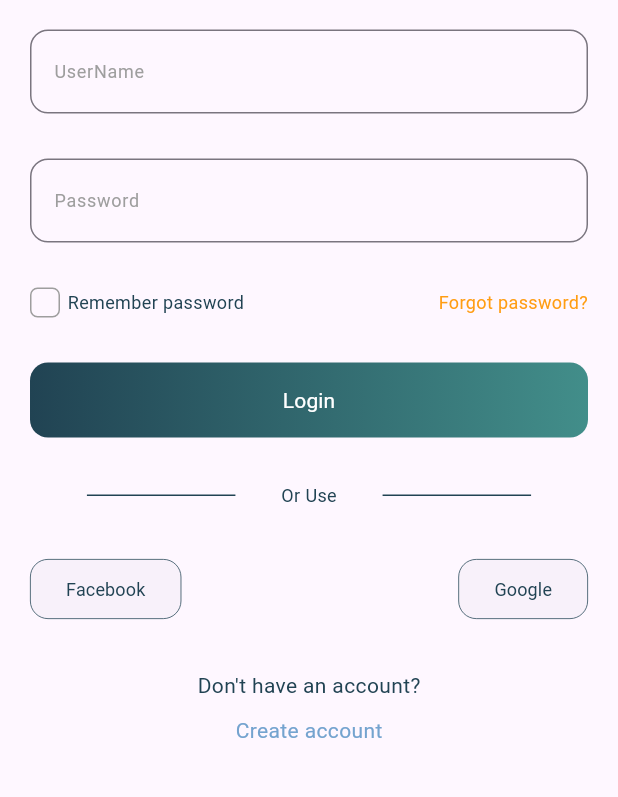
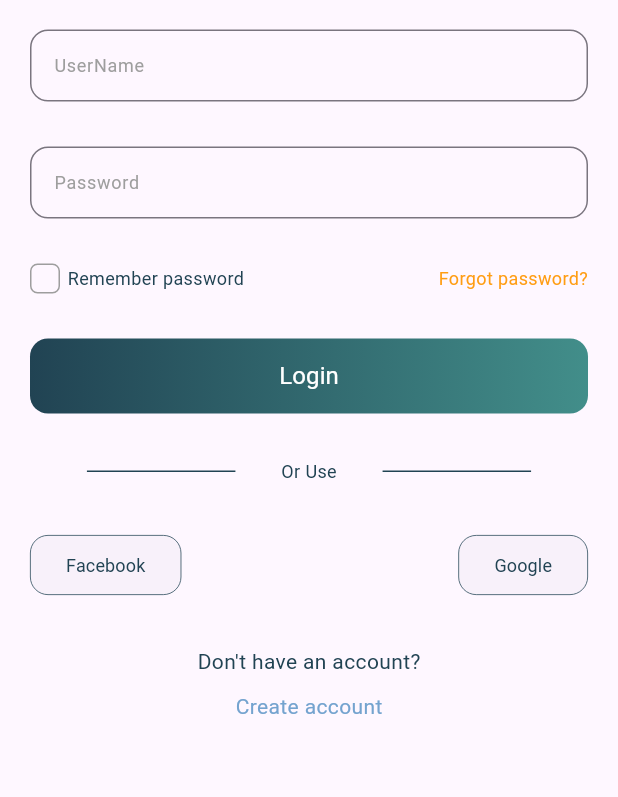
Before and after one commit to ENSIA-AI/Wise-Dose, a Flutter app: the screen it shows after launch, on a phone screen of 412 x 824 dp, the part 200-997 px from its top. Run offline on Flutter 3.47's test engine with Material 3 defaults, Android fonts, the phone set to English and light mode, and no system bars; our stand-ins replace flutter_svg, numberpicker.

Commit message:
added more customization to the button and textfield

```diff
--- a/lib/views/widgets/gradient_button.dart
+++ b/lib/views/widgets/gradient_button.dart
@@ -1,5 +1,6 @@
+// ignore_for_file: non_constant_identifier_names
+
 import 'package:flutter/material.dart';
-
 
 class GradientButton extends StatelessWidget {
   final VoidCallback onPressed;
@@ -7,6 +8,7 @@ class GradientButton extends StatelessWidget {
   final LinearGradient gradient;
   final double width;
   final double height;
+  final double font_size;
 
   const GradientButton({
     Key? key,
@@ -15,6 +17,7 @@ class GradientButton extends StatelessWidget {
     required this.gradient,
     this.width = double.infinity,
     this.height = 50.0,
+    this.font_size = 16.0
   }) : super(key: key);
 
   @override
@@ -29,17 +32,19 @@ class GradientButton extends StatelessWidget {
       child: ElevatedButton(
         onPressed: onPressed,
         style: ElevatedButton.styleFrom(
-          backgroundColor: Colors.transparent, // Make button background transparent
-          shadowColor: Colors.transparent, // Remove shadow to keep gradient effect clean
+          backgroundColor:
+              Colors.transparent, // Make button background transparent
+          shadowColor:
+              Colors.transparent, // Remove shadow to keep gradient effect clean
           shape: RoundedRectangleBorder(
             borderRadius: BorderRadius.circular(12.0), // Match border radius
           ),
         ),
         child: Text(
           text,
-          style: const TextStyle(
+          style: TextStyle(
             color: Colors.white,
-
+            fontSize: font_size
           ),
         ),
       ),
--- a/lib/views/widgets/text_field.dart
+++ b/lib/views/widgets/text_field.dart
@@ -5,12 +5,21 @@ class CustomTextFormField extends StatefulWidget {
   final String label;
   final String hint;
   final String? Function(String?)? validate;
+  final double paddingTop;
+  final double paddingBottom;
+  final double paddingLeft;
+  final double paddingRight;
+
 
   const CustomTextFormField({
     super.key,
     required this.label,
     required this.hint,
     required this.validate,
+    this.paddingTop = 8.0,
+    this.paddingBottom = 8.0,
+    this.paddingLeft = 12.0,
+    this.paddingRight = 12.0,
   });
 
   @override
@@ -31,10 +40,14 @@ class _CustomTextFormFieldState extends State<CustomTextFormField> {
           borderRadius: BorderRadius.circular(12.0), // Border radius when focused
           borderSide: const BorderSide(color: lightBlue, width: 2.0),
         ),
+        contentPadding: EdgeInsets.only(top: widget.paddingTop, right: widget.paddingRight, bottom: widget.paddingBottom, left: widget.paddingLeft),
         hintText: widget.hint,
         hintStyle: const TextStyle(color: Colors.grey, fontSize: 14),
         labelText: widget.label,
         labelStyle: const TextStyle(color: Colors.grey, fontSize: 12),
+        errorStyle: const TextStyle(
+          fontSize: 8,
+        ),
       ),
       validator: widget.validate,
     );
```
